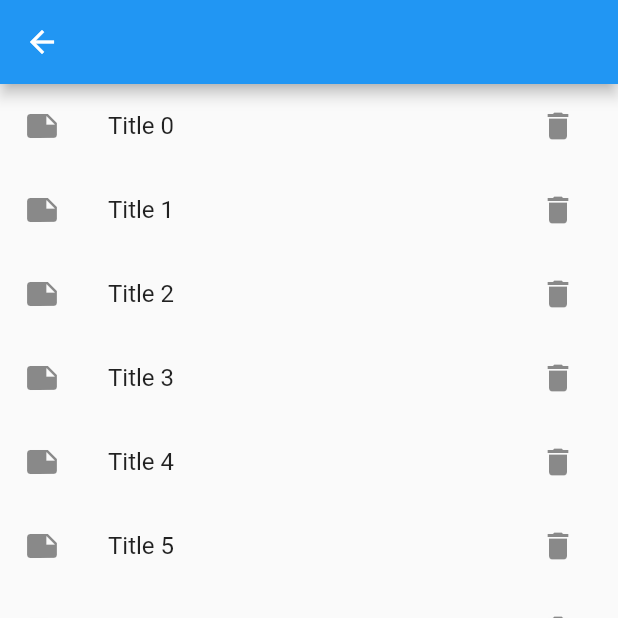
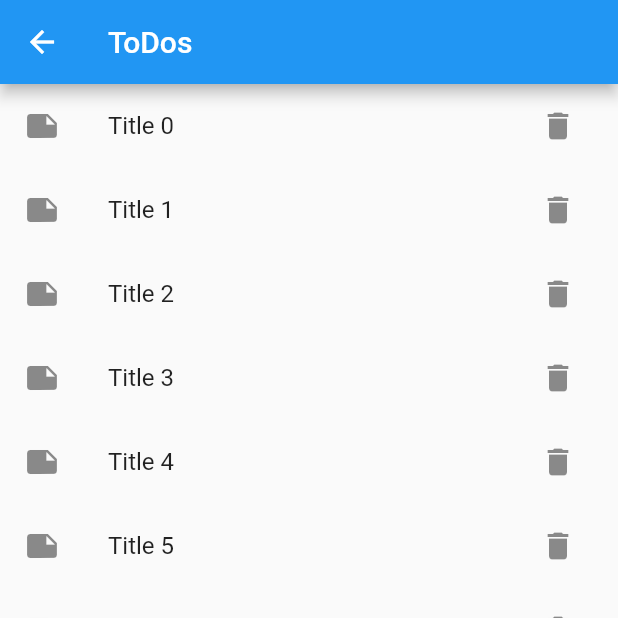
Before and after one commit to RafidKhan/flutter_bloc_todo_app, a Flutter app: the TodoList screen opened directly, on a phone screen of 412 x 824 dp, the top half of it. Run offline on Flutter 3.47's test engine with Material 2 defaults, Android fonts, the phone set to English and light mode, and no system bars; our stand-ins replace bloc, dio, equatable, flutter_bloc.

Commit message:
page title added

```diff
--- a/lib/main.dart
+++ b/lib/main.dart
@@ -1,7 +1,5 @@
 import 'package:flutter/material.dart';
 import 'package:flutter_bloc_todo/dashboard/dashboard_screen.dart';
-import 'package:flutter_bloc_todo/todo/view/todo_list_screen.dart';
-import 'package:flutter_bloc_todo/users/view/user_list_screen.dart';
 
 void main() {
   runApp(const MyApp());
@@ -18,7 +16,6 @@ class MyApp extends StatelessWidget {
       theme: ThemeData(
         primarySwatch: Colors.blue,
       ),
-      //home: const TodoListScreen(),
       home: const DashboardScreen(),
     );
   }
--- a/lib/todo/view/todo_list_screen.dart
+++ b/lib/todo/view/todo_list_screen.dart
@@ -44,7 +44,9 @@ class TodoList extends StatelessWidget {
     final cubit = context.watch<TodoListCubit>();
     final state = cubit.state;
     return Scaffold(
-      appBar: AppBar(),
+      appBar: AppBar(
+        title: const Text("ToDos"),
+      ),
       floatingActionButton: FloatingActionButton(
         onPressed: () {
           cubit.clearTitleController();
--- a/lib/users/repository/user_repository.dart
+++ b/lib/users/repository/user_repository.dart
@@ -11,7 +11,7 @@ class UserRepository {
       final response = await apiClient.getRequest(url: url);
 
       if (response.statusCode == 200) {
-        List users = response.data;
+        final List users = response.data;
         final List<UserModel> userList = [];
         users.forEach((element) {
           userList.add(UserModel.fromMap(element));
--- a/lib/users/view/user_list_screen.dart
+++ b/lib/users/view/user_list_screen.dart
@@ -44,7 +44,9 @@ class UserList extends StatelessWidget {
     final cubit = context.watch<UserListCubit>();
     final state = cubit.state;
     return Scaffold(
-      appBar: AppBar(),
+      appBar: AppBar(
+        title: const Text("Users"),
+      ),
       body: ListView.builder(
         itemCount: state.users.length,
         itemBuilder: (context, index) {
```
